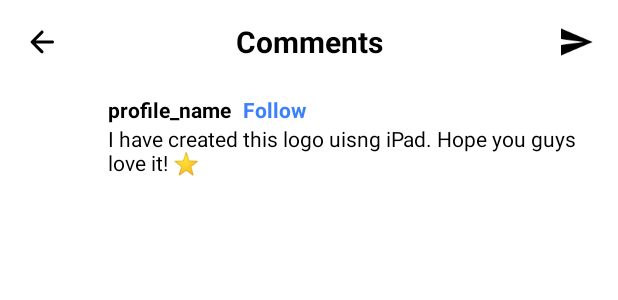
After one commit to anujpant08/InstaReels, an Android app: the layout comments_section_layout.xml on its own in the app's theme, with its tools: preview values and no code run, on a phone screen of 412 x 824 dp. The commit adds this screen. Shown: the top 300 px of the screen. Run offline under Robolectric (Android 15) with nearby library versions, the phone set to English and light mode, and no system bars.

Commit message:
Added comments functionality and new recyclerview adapter.

```diff
--- a/app/build.gradle
+++ b/app/build.gradle
@@ -32,6 +32,7 @@ dependencies {
     implementation 'androidx.appcompat:appcompat:1.3.1'
     implementation 'com.google.android.material:material:1.4.0'
     implementation 'androidx.constraintlayout:constraintlayout:2.1.1'
+    implementation 'androidx.swiperefreshlayout:swiperefreshlayout:1.1.0'
     testImplementation 'junit:junit:4.+'
     androidTestImplementation 'androidx.test.ext:junit:1.1.3'
     androidTestImplementation 'androidx.test.espresso:espresso-core:3.4.0'
--- /dev/null
+++ b/app/src/main/res/drawable/ic_round_arrow_back_24.xml
@@ -0,0 +1,11 @@
+<vector xmlns:android="http://schemas.android.com/apk/res/android"
+    android:width="24dp"
+    android:height="24dp"
+    android:viewportWidth="24"
+    android:viewportHeight="24"
+    android:tint="?attr/colorControlNormal"
+    android:autoMirrored="true">
+  <path
+      android:fillColor="@android:color/white"
+      android:pathData="M19,11H7.83l4.88,-4.88c0.39,-0.39 0.39,-1.03 0,-1.42 -0.39,-0.39 -1.02,-0.39 -1.41,0l-6.59,6.59c-0.39,0.39 -0.39,1.02 0,1.41l6.59,6.59c0.39,0.39 1.02,0.39 1.41,0 0.39,-0.39 0.39,-1.02 0,-1.41L7.83,13H19c0.55,0 1,-0.45 1,-1s-0.45,-1 -1,-1z"/>
+</vector>
--- /dev/null
+++ b/app/src/main/res/layout/comments_section_layout.xml
@@ -0,0 +1,125 @@
+<?xml version="1.0" encoding="utf-8"?>
+<androidx.constraintlayout.widget.ConstraintLayout xmlns:android="http://schemas.android.com/apk/res/android"
+    android:layout_width="match_parent"
+    android:layout_height="match_parent"
+    android:padding="8dp"
+    android:background="@color/white"
+    xmlns:app="http://schemas.android.com/apk/res-auto">
+
+    <ImageView
+        android:layout_width="wrap_content"
+        android:layout_height="wrap_content"
+        android:id="@+id/back_exit_comments"
+        android:src="@drawable/ic_round_arrow_back_24"
+        app:layout_constraintStart_toStartOf="parent"
+        app:layout_constraintTop_toTopOf="parent"
+        android:layout_margin="8dp"
+        app:tint = "@color/black"
+        android:contentDescription="Back">
+    </ImageView>
+
+    <ImageView
+        android:layout_width="wrap_content"
+        android:layout_height="wrap_content"
+        android:id="@+id/send_post_comments"
+        android:src="@drawable/ic_baseline_send_24"
+        app:layout_constraintEnd_toEndOf="parent"
+        app:layout_constraintTop_toTopOf="parent"
+        android:layout_margin="8dp"
+        app:tint = "@color/black"
+        android:contentDescription="Back">
+    </ImageView>
+
+    <TextView
+        android:layout_width="0dp"
+        android:layout_height="wrap_content"
+        android:text = "Comments"
+        android:id="@+id/comments_title"
+        app:layout_constraintStart_toEndOf="@id/back_exit_comments"
+        app:layout_constraintTop_toTopOf="parent"
+        app:layout_constraintEnd_toStartOf="@id/send_post_comments"
+        android:gravity="center"
+        android:layout_marginTop="6dp"
+        android:textSize="20sp"
+        android:textColor="@color/black"
+        android:textStyle="bold"/>
+    <RelativeLayout
+        android:layout_width="match_parent"
+        android:layout_height="wrap_content"
+        android:id="@+id/profile_and_post_desc"
+        app:layout_constraintTop_toBottomOf="@id/comments_title"
+        app:layout_constraintStart_toStartOf="parent"
+        app:layout_constraintEnd_toEndOf="parent"
+        android:layout_marginStart="8dp"
+        android:layout_marginEnd="8dp"
+        android:layout_marginBottom="8dp"
+        android:layout_marginTop="14dp">
+
+        <ImageView
+            android:id="@+id/profile_image_comments"
+            android:layout_width="40dp"
+            android:layout_height="40dp"
+            android:layout_centerVertical="true"
+            android:layout_marginEnd="16dp"
+            android:background="@drawable/profile_pic_custom_background"
+            android:contentDescription="Profile"
+            android:padding="4dp" />
+
+        <TextView
+            android:id="@+id/profile_name_comments"
+            android:layout_width="wrap_content"
+            android:layout_height="wrap_content"
+            android:layout_marginTop="8dp"
+            android:layout_marginEnd="8dp"
+            android:layout_toEndOf="@id/profile_image_comments"
+            android:text="profile_name"
+            android:textColor="@color/black"
+            android:textSize="14sp"
+            android:textStyle="bold" />
+
+        <TextView
+            android:layout_width="wrap_content"
+            android:layout_height="wrap_content"
+            android:layout_marginTop="8dp"
+            android:layout_toEndOf="@id/profile_name_comments"
+            android:text="Follow"
+            android:textStyle="bold"
+            android:textColor="#3C81F8"
+            android:textSize="14sp" />
+
+        <TextView
+            android:id="@+id/post_description_comments"
+            android:layout_width="wrap_content"
+            android:layout_height="wrap_content"
+            android:layout_below="@id/profile_name_comments"
+            android:layout_toEndOf="@id/profile_image_comments"
+            android:singleLine="false"
+            android:text="I have created this logo uisng iPad. Hope you guys love it! ⭐️"
+            android:textColor="@color/black"
+            android:textSize="14sp">
+
+        </TextView>
+    </RelativeLayout>
+
+    <androidx.swiperefreshlayout.widget.SwipeRefreshLayout
+        android:layout_width="match_parent"
+        android:layout_height="0dp"
+        android:id="@+id/swipe_refresh_comments"
+        app:layout_constraintTop_toBottomOf="@id/profile_and_post_desc"
+        app:layout_constraintStart_toStartOf="parent"
+        app:layout_constraintEnd_toEndOf="parent"
+        android:layout_margin="8dp"
+        android:background="@color/white">
+
+        <androidx.recyclerview.widget.RecyclerView
+            android:layout_width="match_parent"
+            android:layout_height="match_parent"
+            android:id="@+id/comments_recycler_view"
+            android:background="@color/white">
+
+        </androidx.recyclerview.widget.RecyclerView>
+
+    </androidx.swiperefreshlayout.widget.SwipeRefreshLayout>
+
+
+</androidx.constraintlayout.widget.ConstraintLayout>
```
Also changed, not shown: app/src/main/java/com/minimaldev/android/instareels/Comments.java (added, +55 -0 lines), app/src/main/java/com/minimaldev/android/instareels/CommentsArrayAdapter.java (added, +67 -0 lines), app/src/main/java/com/minimaldev/android/instareels/MainActivity.java (+73 -0 lines), app/src/main/res/anim/slide_down.xml (added, +8 -0 lines), app/src/main/res/anim/slide_up.xml (added, +8 -0 lines), app/src/main/res/layout/activity_main.xml (+20 -4 lines), app/src/main/res/layout/comments_custom_view.xml (added, +61 -0 lines), app/src/main/res/drawable/profile_image_commenter.png (added).
